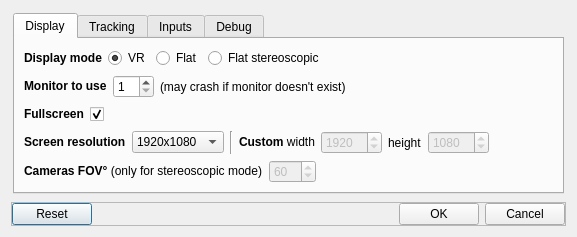
Old version of the form cpp-projects/exvr-designer/forms/settings.ui in the repository FlorianLance/exvr.
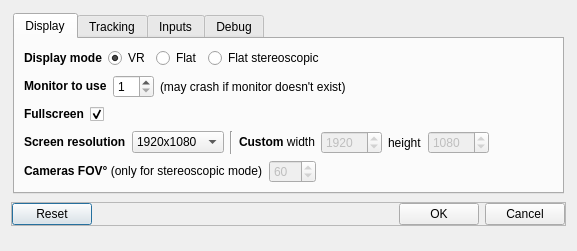
New version of the form.

The edit to the form file:
```diff
--- a/cpp-projects/exvr-designer/forms/settings.ui
+++ b/cpp-projects/exvr-designer/forms/settings.ui
@@ -7,7 +7,7 @@
     <x>0</x>
     <y>0</y>
     <width>577</width>
-    <height>237</height>
+    <height>251</height>
    </rect>
   </property>
   <property name="windowTitle">
@@ -18,7 +18,7 @@
   </property>
   <layout class="QVBoxLayout" name="verticalLayout">
    <item>
-    <widget class="QWidget" name="widget_3" native="true">
+    <widget class="QWidget" name="content" native="true">
      <layout class="QGridLayout" name="gridLayout_2">
       <property name="leftMargin">
        <number>2</number>
```
Left out of the diff: 2 changed lines with no effect on the pictures.
